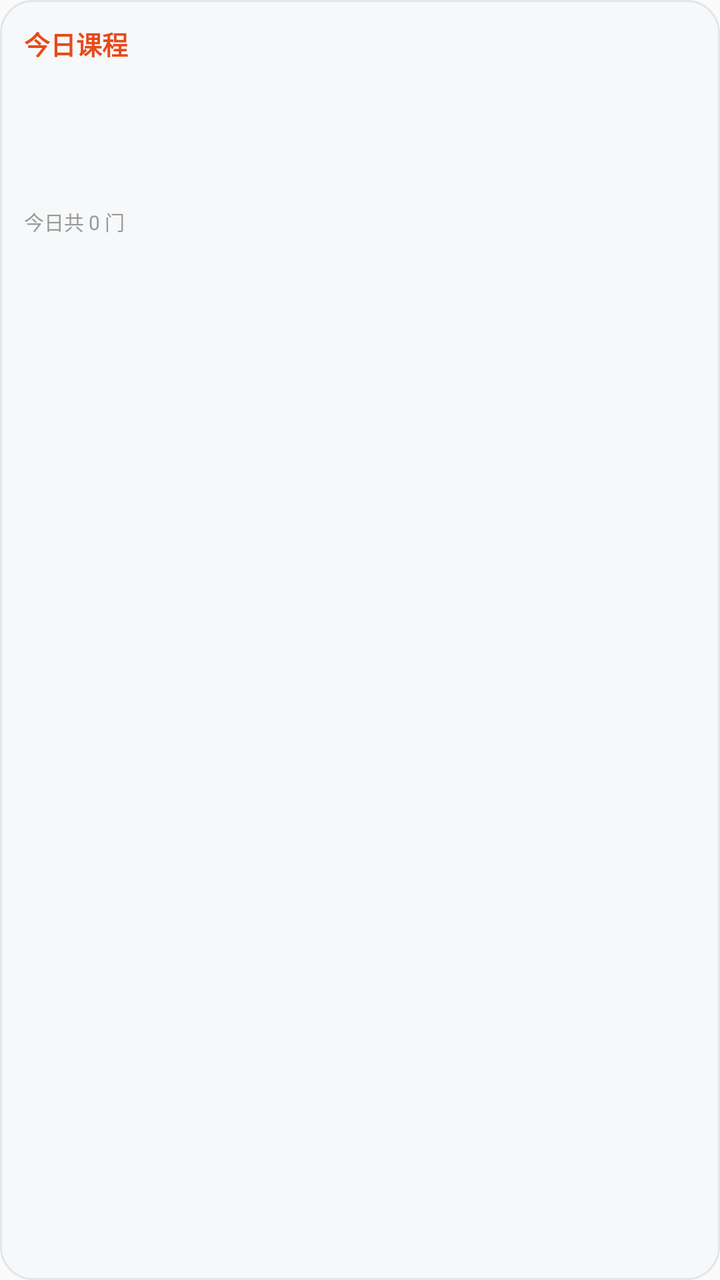
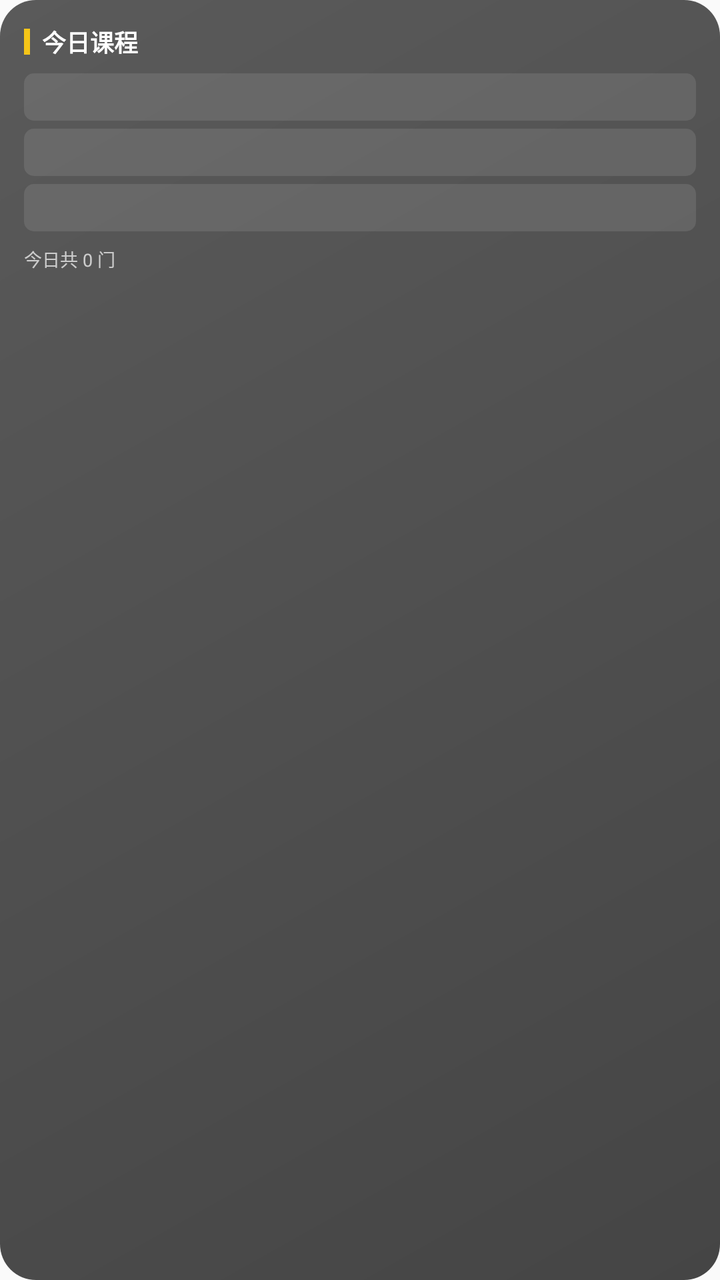

The first picture is an Android layout as it rendered before a commit; the second is the same layout after the commit. The layout source and the unified diff follow.
<!-- AndroidManifest.xml: application theme AppTheme -->
<!-- res/layout/widget_today.xml -->
<?xml version="1.0" encoding="utf-8"?>
<LinearLayout xmlns:android="http://schemas.android.com/apk/res/android"
    android:id="@+id/wt_root"
    android:layout_width="match_parent"
    android:layout_height="match_parent"
    android:orientation="vertical"
    android:background="@drawable/widget_bg"
    android:padding="12dp">

    <TextView
        android:id="@+id/wt_date"
        android:layout_width="match_parent"
        android:layout_height="wrap_content"
        android:text="今日课程"
        android:textSize="13sp"
        android:textStyle="bold"
        android:textColor="#E64A19" />

    <TextView
        android:id="@+id/wt_c1"
        android:layout_width="match_parent"
        android:layout_height="wrap_content"
        android:layout_marginTop="8dp"
        android:textSize="11sp"
        android:textStyle="bold"
        android:textColor="#333333"
        android:maxLines="2"
        android:ellipsize="end" />

    <TextView
        android:id="@+id/wt_c2"
        android:layout_width="match_parent"
        android:layout_height="wrap_content"
        android:layout_marginTop="6dp"
        android:textSize="11sp"
        android:textStyle="bold"
        android:textColor="#333333"
        android:maxLines="2"
        android:ellipsize="end" />

    <TextView
        android:id="@+id/wt_c3"
        android:layout_width="match_parent"
        android:layout_height="wrap_content"
        android:layout_marginTop="6dp"
        android:textSize="11sp"
        android:textStyle="bold"
        android:textColor="#333333"
        android:maxLines="2"
        android:ellipsize="end" />

    <TextView
        android:id="@+id/wt_footer"
        android:layout_width="match_parent"
        android:layout_height="wrap_content"
        android:layout_marginTop="8dp"
        android:text="今日共 0 门"
        android:textSize="10sp"
        android:textColor="#999999" />
</LinearLayout>
<!-- resources referenced by this layout -->
<resources>
  <!-- drawable widget_bg (drawable) -->
  <?xml version="1.0" encoding="utf-8"?>
  <shape xmlns:android="http://schemas.android.com/apk/res/android" android:shape="rectangle">
      <solid android:color="#F7F8FA" />
      <corners android:radius="16dp" />
      <stroke android:width="1dp" android:color="#E3E5EA" />
  </shape>
  <style name="AppTheme" parent="Theme.AppCompat.Light.DarkActionBar">
          
          <item name="colorPrimary">@color/colorPrimary</item>
          <item name="colorPrimaryDark">@color/colorPrimaryDark</item>
          <item name="colorAccent">@color/colorAccent</item>
      </style>
</resources>

<!-- the commit's change to res/layout/widget_today.xml (unified diff, before → after) -->
@@ -4,26 +4,44 @@
     android:layout_width="match_parent"
     android:layout_height="match_parent"
     android:orientation="vertical"
-    android:background="@drawable/widget_bg"
+    android:background="@drawable/widget_bg_dark"
     android:padding="12dp">
 
-    <TextView
-        android:id="@+id/wt_date"
+    <LinearLayout
         android:layout_width="match_parent"
         android:layout_height="wrap_content"
-        android:text="今日课程"
-        android:textSize="13sp"
-        android:textStyle="bold"
-        android:textColor="#E64A19" />
+        android:orientation="horizontal"
+        android:gravity="center_vertical">
+
+        <View
+            android:layout_width="3dp"
+            android:layout_height="13dp"
+            android:layout_marginEnd="6dp"
+            android:background="#F5C518" />
+
+        <TextView
+            android:id="@+id/wt_date"
+            android:layout_width="0dp"
+            android:layout_height="wrap_content"
+            android:layout_weight="1"
+            android:text="今日课程"
+            android:textSize="12sp"
+            android:textStyle="bold"
+            android:textColor="#FFFFFF"
+            android:maxLines="1"
+            android:ellipsize="end" />
+    </LinearLayout>
 
     <TextView
         android:id="@+id/wt_c1"
         android:layout_width="match_parent"
         android:layout_height="wrap_content"
-        android:layout_marginTop="8dp"
-        android:textSize="11sp"
+        android:layout_marginTop="7dp"
+        android:padding="5dp"
+        android:background="@drawable/wc_bg_empty"
+        android:textSize="10sp"
         android:textStyle="bold"
-        android:textColor="#333333"
+        android:textColor="#FFFFFF"
         android:maxLines="2"
         android:ellipsize="end" />
 
@@ -31,10 +49,12 @@
         android:id="@+id/wt_c2"
         android:layout_width="match_parent"
         android:layout_height="wrap_content"
-        android:layout_marginTop="6dp"
-        android:textSize="11sp"
+        android:layout_marginTop="4dp"
+        android:padding="5dp"
+        android:background="@drawable/wc_bg_empty"
+        android:textSize="10sp"
         android:textStyle="bold"
-        android:textColor="#333333"
+        android:textColor="#FFFFFF"
         android:maxLines="2"
         android:ellipsize="end" />
 
@@ -42,10 +62,12 @@
         android:id="@+id/wt_c3"
         android:layout_width="match_parent"
         android:layout_height="wrap_content"
-        android:layout_marginTop="6dp"
-        android:textSize="11sp"
+        android:layout_marginTop="4dp"
+        android:padding="5dp"
+        android:background="@drawable/wc_bg_empty"
+        android:textSize="10sp"
         android:textStyle="bold"
-        android:textColor="#333333"
+        android:textColor="#FFFFFF"
         android:maxLines="2"
         android:ellipsize="end" />
 
@@ -53,8 +75,8 @@
         android:id="@+id/wt_footer"
         android:layout_width="match_parent"
         android:layout_height="wrap_content"
-        android:layout_marginTop="8dp"
+        android:layout_marginTop="7dp"
         android:text="今日共 0 门"
-        android:textSize="10sp"
-        android:textColor="#999999" />
+        android:textSize="9sp"
+        android:textColor="#B3FFFFFF" />
 </LinearLayout>
<!-- resource entries referenced after the edit -->
@@ -1,11 +1,19 @@
 <!-- resources referenced by this layout -->
 <resources>
-  <!-- drawable widget_bg (drawable) -->
+  <!-- drawable wc_bg_empty (drawable) -->
   <?xml version="1.0" encoding="utf-8"?>
   <shape xmlns:android="http://schemas.android.com/apk/res/android" android:shape="rectangle">
-      <solid android:color="#F7F8FA" />
-      <corners android:radius="16dp" />
-      <stroke android:width="1dp" android:color="#E3E5EA" />
+      <solid android:color="#1AFFFFFF" />
+      <corners android:radius="5dp" />
+  </shape>
+  <!-- drawable widget_bg_dark (drawable) -->
+  <?xml version="1.0" encoding="utf-8"?>
+  <shape xmlns:android="http://schemas.android.com/apk/res/android" android:shape="rectangle">
+      <gradient
+          android:startColor="#5A5A5A"
+          android:endColor="#454545"
+          android:angle="315" />
+      <corners android:radius="18dp" />
   </shape>
   <style name="AppTheme" parent="Theme.AppCompat.Light.DarkActionBar">
           
